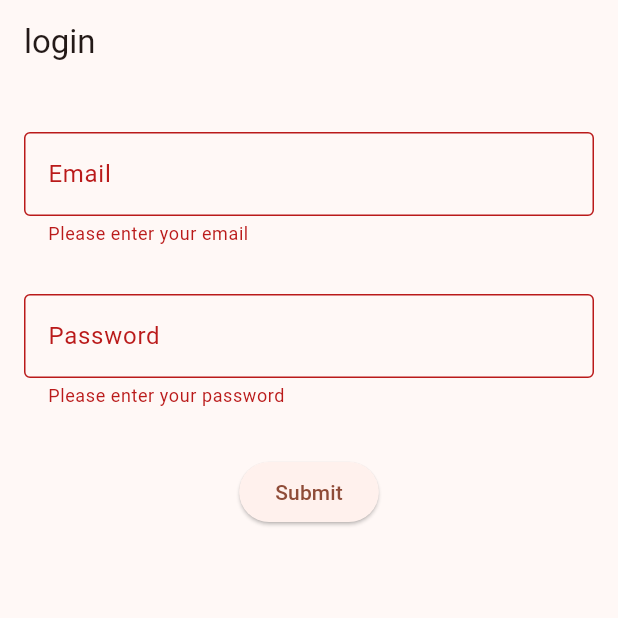
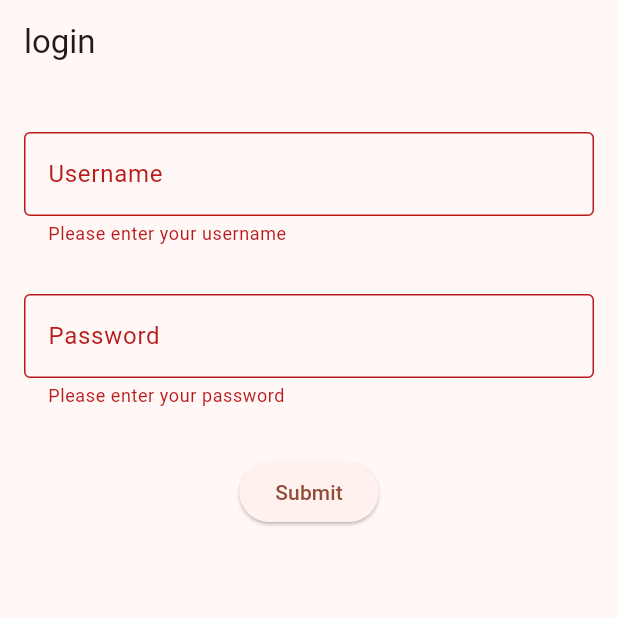
Before and after one commit to anttiz/flutter_api_test, a Flutter app: the screen it shows after launch, after a tap on "Submit", on a phone screen of 412 x 824 dp, the top half of it. Run offline on Flutter 3.47's test engine with Material 2 defaults, Android fonts, the light colour scheme and no system bars; our stand-ins replace flutter_dotenv, shared_preferences; missing offline and left inert: amazon_cognito_identity_dart_2.

Commit message:
Possible to login and fetch todos.

```diff
--- a/lib/main.dart
+++ b/lib/main.dart
@@ -1,17 +1,35 @@
 import 'package:flutter/material.dart';
+import 'package:flutter_api_test/pages/home_page.dart';
 import 'package:flutter_api_test/pages/login_page.dart';
+import 'package:flutter_api_test/services/user.dart';
+import 'package:flutter_dotenv/flutter_dotenv.dart';
 import 'package:provider/provider.dart';
 
-void main() {
-  runApp(const MainApp());
+void main() async {
+  await dotenv.load();
+  var service = UserService();
+  await service.init();
+  var user = await service.getCurrentUser();
+  var initialRoute = user != null ? '/home' : '/';
+  runApp(MainApp(initialRoute:initialRoute, user: user));
 }
 
 class MyAppState extends ChangeNotifier {
-  var loggedIn = false;
+  var _loggedIn = false;
+  bool get isLoggedIn => _loggedIn;
+
+  void setLoggedIn(bool loggedIn) {
+    _loggedIn = loggedIn;
+    // This call tells the widgets that are listening to this model to rebuild.
+    notifyListeners();
+  }
 }
 
 class MainApp extends StatelessWidget {
-  const MainApp({super.key});
+  final String initialRoute;
+  final User? user;
+
+  MainApp({required this.initialRoute, required this.user});
 
   @override
   Widget build(BuildContext context) {
@@ -19,11 +37,15 @@ class MainApp extends StatelessWidget {
       create: (context) => MyAppState(),
       child: MaterialApp(
         title: 'Test app',
-      theme: ThemeData(
-        useMaterial3: true,
-        colorScheme: ColorScheme.fromSeed(seedColor: Colors.deepOrange),
-      ),
-      home: LoginPage()
+        initialRoute: initialRoute,
+        theme: ThemeData(
+          useMaterial3: true,
+          colorScheme: ColorScheme.fromSeed(seedColor: Colors.deepOrange),
+        ),
+        routes: {
+        '/': (context) => LoginPage(),
+        '/home': (context) => HomePage(user: user!),
+      },
       ),
     );
   }
--- a/lib/pages/login_page.dart
+++ b/lib/pages/login_page.dart
@@ -1,5 +1,7 @@
 import 'package:flutter/material.dart';
+import 'package:flutter_dotenv/flutter_dotenv.dart';
 
+import '../services/user.dart';
 import 'home_page.dart';
 
 class LoginPage extends StatefulWidget {
@@ -9,8 +11,23 @@ class LoginPage extends StatefulWidget {
 
 class _LoginPageState extends State<LoginPage> {
   final _formKey = GlobalKey<FormState>();
-  TextEditingController emailController = TextEditingController();
-  TextEditingController passwordController = TextEditingController();
+  final _userService = UserService();
+  User _user = User();
+  TextEditingController usernameController =
+      TextEditingController(text: dotenv.env['TODO_USERNAME']);
+  TextEditingController passwordController =
+      TextEditingController(text: dotenv.env['TODO_PASSWORD']);
+
+  void submit(BuildContext context) async {
+    _formKey.currentState?.save();
+    await _userService.init();
+    _user = await _userService.login(_user.username!, _user.password!);
+    // ignore: use_build_context_synchronously
+    Navigator.pushReplacement(
+      context,
+      MaterialPageRoute(builder: (context) => HomePage(user: _user)),
+    );
+  }
 
   @override
   Widget build(BuildContext context) {
@@ -29,12 +46,12 @@ class _LoginPageState extends State<LoginPage> {
                 padding:
                     const EdgeInsets.symmetric(horizontal: 8, vertical: 16),
                 child: TextFormField(
-                  controller: emailController,
+                  controller: usernameController,
                   decoration: const InputDecoration(
-                      border: OutlineInputBorder(), labelText: "Email"),
+                      border: OutlineInputBorder(), labelText: "Username"),
                   validator: (value) {
                     if (value == null || value.isEmpty) {
-                      return 'Please enter your email';
+                      return 'Please enter your username';
                     }
                     return null;
                   },
@@ -63,21 +80,9 @@ class _LoginPageState extends State<LoginPage> {
                   child: ElevatedButton(
                     onPressed: () {
                       if (_formKey.currentState!.validate()) {
-                        if (emailController.text == "a" &&
-                            passwordController.text == "b") {
-                          Navigator.push(
-                            context,
-                            MaterialPageRoute(
-                                builder: (context) => HomePage(
-                                      email: emailController.text,
-                                    )),
-                          );
-                        } else {
-                          ScaffoldMessenger.of(context).showSnackBar(
-                            const SnackBar(
-                                content: Text('Invalid Credentials')),
-                          );
-                        }
+                        _user.username = usernameController.text;
+                        _user.password = passwordController.text;
+                        submit(context);
                       } else {
                         ScaffoldMessenger.of(context).showSnackBar(
                           const SnackBar(content: Text('Please fill input')),
--- /dev/null
+++ b/lib/services/user.dart
@@ -0,0 +1,204 @@
+import 'dart:convert';
+
+import 'package:amazon_cognito_identity_dart_2/cognito.dart';
+import 'package:flutter_dotenv/flutter_dotenv.dart';
+import 'package:shared_preferences/shared_preferences.dart';
+
+class Storage extends CognitoStorage {
+  SharedPreferences _prefs;
+  Storage(this._prefs);
+
+  @override
+  Future getItem(String key) async {
+    String item;
+    try {
+      item = json.decode(_prefs.getString(key)!);
+    } catch (e) {
+      return null;
+    }
+    return item;
+  }
+
+  @override
+  Future setItem(String key, value) async {
+    await _prefs.setString(key, json.encode(value));
+    return getItem(key);
+  }
+
+  @override
+  Future removeItem(String key) async {
+    final item = getItem(key);
+    await _prefs.remove(key);
+    return item;
+  }
+
+  @override
+  Future<void> clear() async {
+    await _prefs.clear();
+  }
+}
+
+class User {
+  String? username;
+  String? email;
+  String? name;
+  String? password;
+  bool confirmed = false;
+  bool hasAccess = false;
+
+  User({this.username, this.name});
+
+  /// Decode user from Cognito User Attributes
+  factory User.fromUserAttributes(List<CognitoUserAttribute> attributes) {
+    final user = User();
+    for (var attribute in attributes) {
+      if (attribute.getName() == 'email') {
+        user.email = attribute.getValue();
+      } else if (attribute.getName() == 'name') {
+        user.name = attribute.getValue();
+      }
+    }
+    return user;
+  }
+}
+
+class UserService {
+  final CognitoUserPool _userPool = CognitoUserPool(
+    dotenv.env['USER_POOL_ID']!,
+    dotenv.env['USER_POOL_CLIENT_ID']!,
+  );
+
+  CognitoUser? _cognitoUser;
+  CognitoUserSession? _session;
+  CognitoCredentials? credentials;
+
+  /// Initiate user session from local storage if present
+  Future<bool> init() async {
+    final prefs = await SharedPreferences.getInstance();
+    final storage = Storage(prefs);
+    _userPool.storage = storage;
+    _cognitoUser = await _userPool.getCurrentUser();
+    if (_cognitoUser == null) {
+      return false;
+    }
+    _session = await _cognitoUser!.getSession();
+    return _session!.isValid();
+  }
+
+  /// Get existing user from session with his/her attributes
+  Future<User?> getCurrentUser() async {
+    if (_cognitoUser == null || _session == null) {
+      return null;
+    }
+    if (!_session!.isValid()) {
+      return null;
+    }
+    final attributes = await _cognitoUser!.getUserAttributes();
+    if (attributes == null) {
+      return null;
+    }
+    final user = User.fromUserAttributes(attributes);
+    user.hasAccess = true;
+    return user;
+  }
+
+  /// Retrieve user credentials -- for use with other AWS services
+  Future<CognitoCredentials?> getCredentials() async {
+    if (_cognitoUser == null || _session == null) {
+      return null;
+    }
+    credentials = CognitoCredentials(dotenv.env['IDENTITY_POOL_ID']!, _userPool);
+    await credentials!.getAwsCredentials(_session!.getIdToken().getJwtToken());
+    return credentials;
+  }
+
+  Future<CognitoUserSession?> getSession() async {
+    if (_session == null) {
+      return null;
+    }
+    return _session;
+  }
+
+  /// Login user
+  Future<User> login(String username, String password) async {
+    _cognitoUser = CognitoUser(username, _userPool, storage: _userPool.storage);
+
+    final authDetails = AuthenticationDetails(
+      username: username,
+      password: password,
+    );
+
+    bool isConfirmed;
+    try {
+      _session = await _cognitoUser!.authenticateUser(authDetails);
+      isConfirmed = true;
+    } on CognitoClientException catch (e) {
+      if (e.code == 'UserNotConfirmedException') {
+        isConfirmed = false;
+      } else {
+        rethrow;
+      }
+    }
+    /*
+    if (!_session.isValid()) {
+      return null;
+    }
+    */
+
+    final attributes = await _cognitoUser!.getUserAttributes();
+    final user = User.fromUserAttributes(attributes!);
+    user.confirmed = isConfirmed;
+    user.hasAccess = true;
+
+    return user;
+  }
+
+/*
+  /// Confirm user's account with confirmation code sent to email
+  Future<bool> confirmAccount(String email, String confirmationCode) async {
+    _cognitoUser = CognitoUser(email, _userPool, storage: _userPool.storage);
+
+    return await _cognitoUser.confirmRegistration(confirmationCode);
+  }
+
+  /// Resend confirmation code to user's email
+  Future<void> resendConfirmationCode(String email) async {
+    _cognitoUser = CognitoUser(email, _userPool, storage: _userPool.storage);
+    await _cognitoUser.resendConfirmationCode();
+  }
+
+  /// Check if user's current session is valid
+  Future<bool> checkAuthenticated() async {
+    if (_cognitoUser == null || _session == null) {
+      return false;
+    }
+    return _session.isValid();
+  }
+
+  /// Sign upuser
+  Future<User> signUp(String email, String password, String name) async {
+    CognitoUserPoolData data;
+    final userAttributes = [
+      AttributeArg(name: 'name', value: name),
+    ];
+    data =
+        await _userPool.signUp(email, password, userAttributes: userAttributes);
+
+    final user = User();
+    user.email = email;
+    user.name = name;
+    user.confirmed = data.userConfirmed;
+
+    return user;
+  }
+
+  Future<void> signOut() async {
+    if (credentials != null) {
+      await credentials.resetAwsCredentials();
+    }
+    if (_cognitoUser != null) {
+      return _cognitoUser.signOut();
+    }
+  }
+  */
+}
```
Also changed, not shown: lib/pages/home_page.dart (+26 -12 lines), lib/services/todo.dart (added, +41 -0 lines), pubspec.yaml (+6 -1 lines), pubspec.lock, 12 other files.
